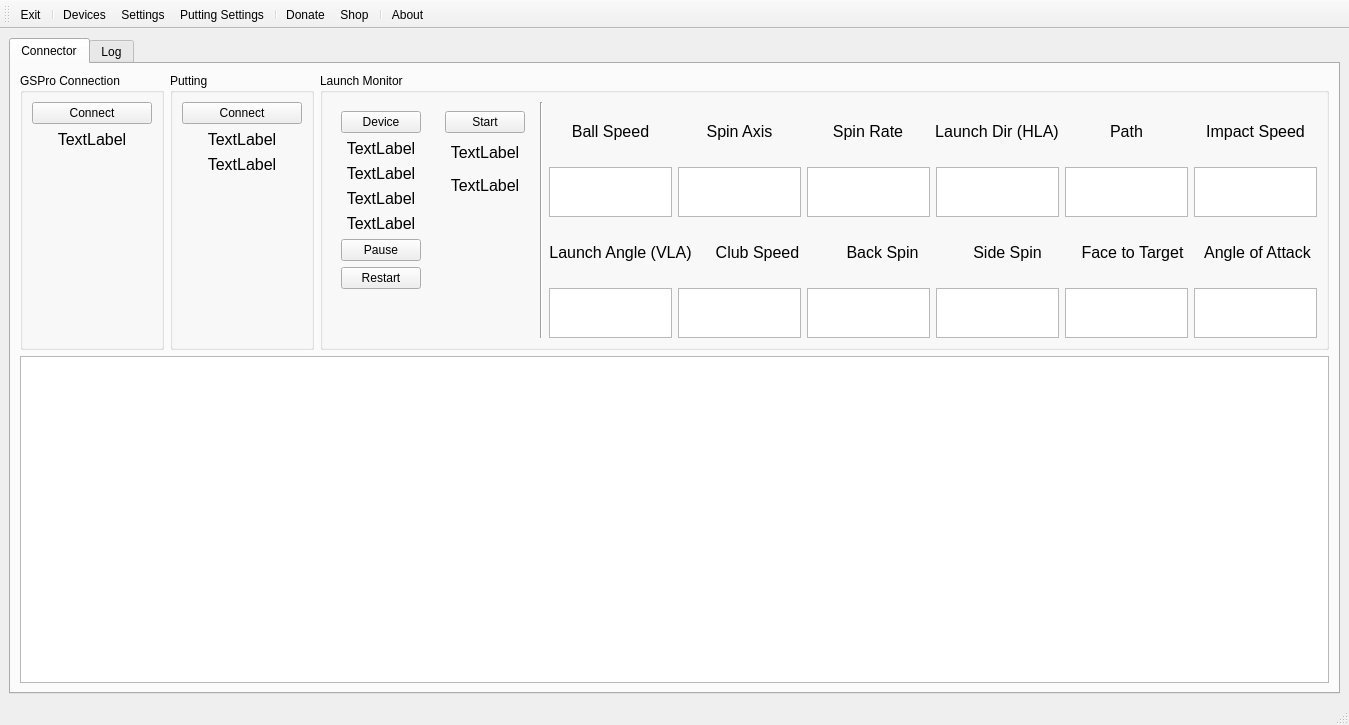
springbok/MLM2PRO-GSPro-Connector, file src/MainWindow.ui: the form before one commit.
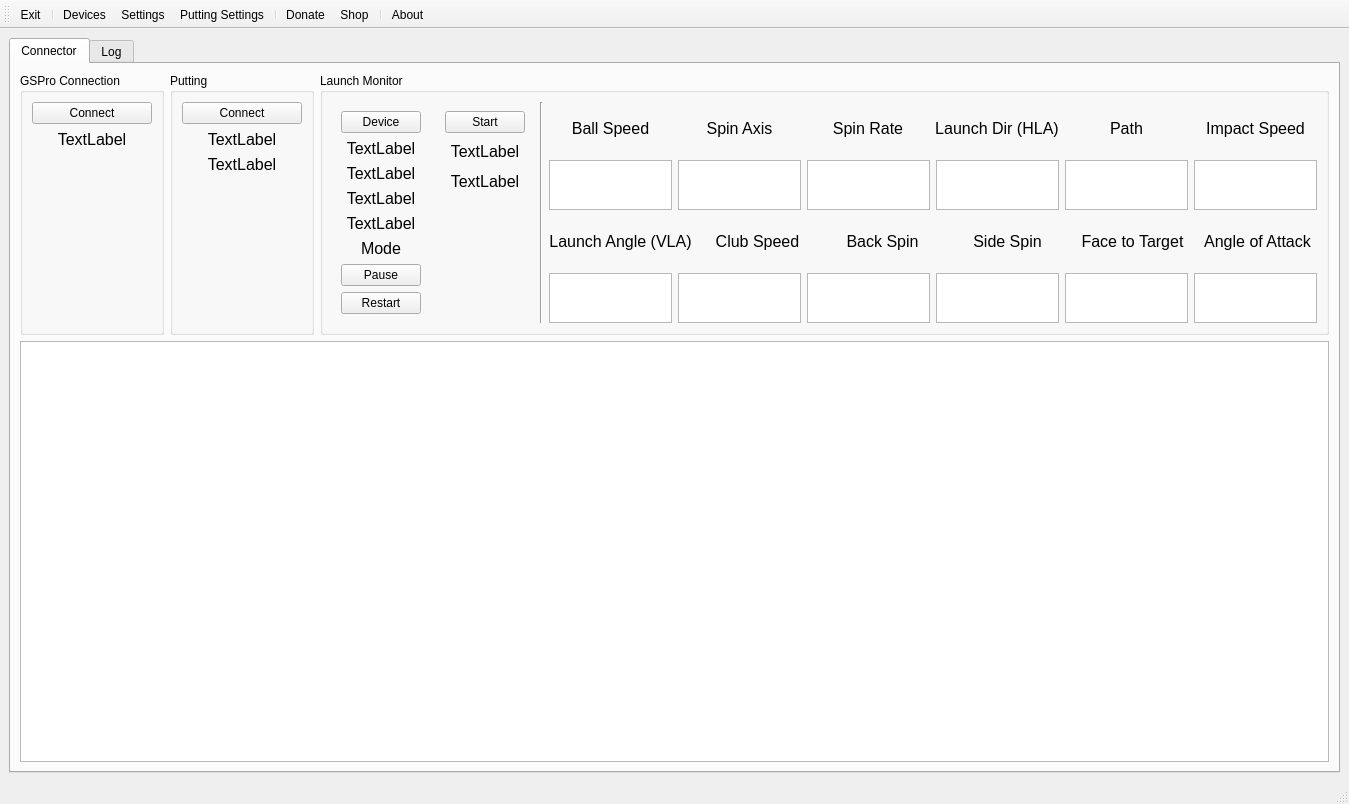
The form after the commit. Icons and pictures are not drawn.

Commit message: Add mevo offline mode label, add keep log history setting, add version to window title

What changed in the file:
```diff
--- a/src/MainWindow.ui
+++ b/src/MainWindow.ui
@@ -7,7 +7,7 @@
     <x>0</x>
     <y>0</y>
     <width>1349</width>
-    <height>725</height>
+    <height>804</height>
    </rect>
   </property>
   <property name="windowTitle">
@@ -392,6 +392,24 @@
                       </property>
                      </widget>
                     </item>
+                    <item>
+                     <widget class="QLabel" name="mode_label">
+                      <property name="font">
+                       <font>
+                        <pointsize>12</pointsize>
+                       </font>
+                      </property>
+                      <property name="text">
+                       <string>Mode</string>
+                      </property>
+                      <property name="alignment">
+                       <set>Qt::AlignCenter</set>
+                      </property>
+                      <property name="margin">
+                       <number>5</number>
+                      </property>
+                     </widget>
+                    </item>
                     <item>
                      <widget class="QPushButton" name="pause_button">
                       <property name="text">
@@ -406,19 +424,6 @@
                       </property>
                      </widget>
                     </item>
-                    <item>
-                     <spacer name="verticalSpacer_4">
-                      <property name="orientation">
-                       <enum>Qt::Vertical</enum>
-                      </property>
-                      <property name="sizeHint" stdset="0">
-                       <size>
-                        <width>20</width>
-                        <height>40</height>
-                       </size>
-                      </property>
-                     </spacer>
-                    </item>
                    </layout>
                   </widget>
                  </item>
```
The commit also changes 9 other files.
